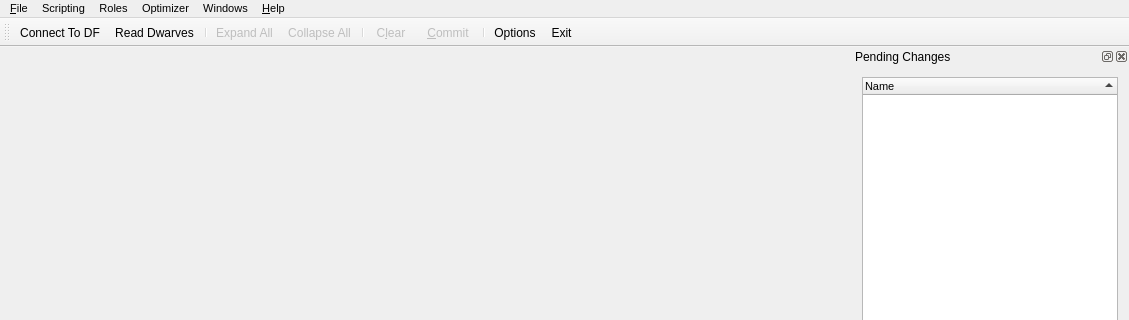
Dwarf-Therapist/Dwarf-Therapist, file ui/mainwindow.ui: the form before one commit; both pictures show x 0 to 1129 and y 0 to 320 of the 1129 by 807 pixel window.
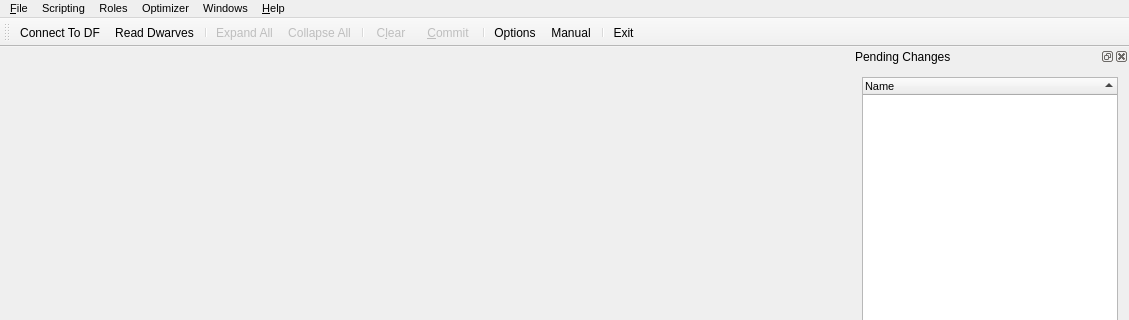
The form after the commit. Icons and pictures are not drawn. Custom widgets are drawn as their Qt base class.

What changed in the file:
```diff
--- a/ui/mainwindow.ui
+++ b/ui/mainwindow.ui
@@ -430,6 +430,8 @@
    <addaction name="act_commit_pending_changes"/>
    <addaction name="separator"/>
    <addaction name="act_options"/>
+   <addaction name="act_help"/>
+   <addaction name="separator"/>
    <addaction name="act_exit"/>
   </widget>
   <widget class="QStatusBar" name="statusBar"/>
@@ -1096,6 +1098,18 @@
     <string>Add Super Labor</string>
    </property>
   </action>
+  <action name="act_help">
+   <property name="icon">
+    <iconset resource="../images.qrc">
+     <normaloff>:/img/book-question.png</normaloff>:/img/book-question.png</iconset>
+   </property>
+   <property name="text">
+    <string>Manual</string>
+   </property>
+   <property name="toolTip">
+    <string>Open the Dwarf Therapist manual.</string>
+   </property>
+  </action>
  </widget>
  <layoutdefault spacing="6" margin="11"/>
  <customwidgets>
```
Left out of the diff: 19 changed lines with no effect on the pictures.
